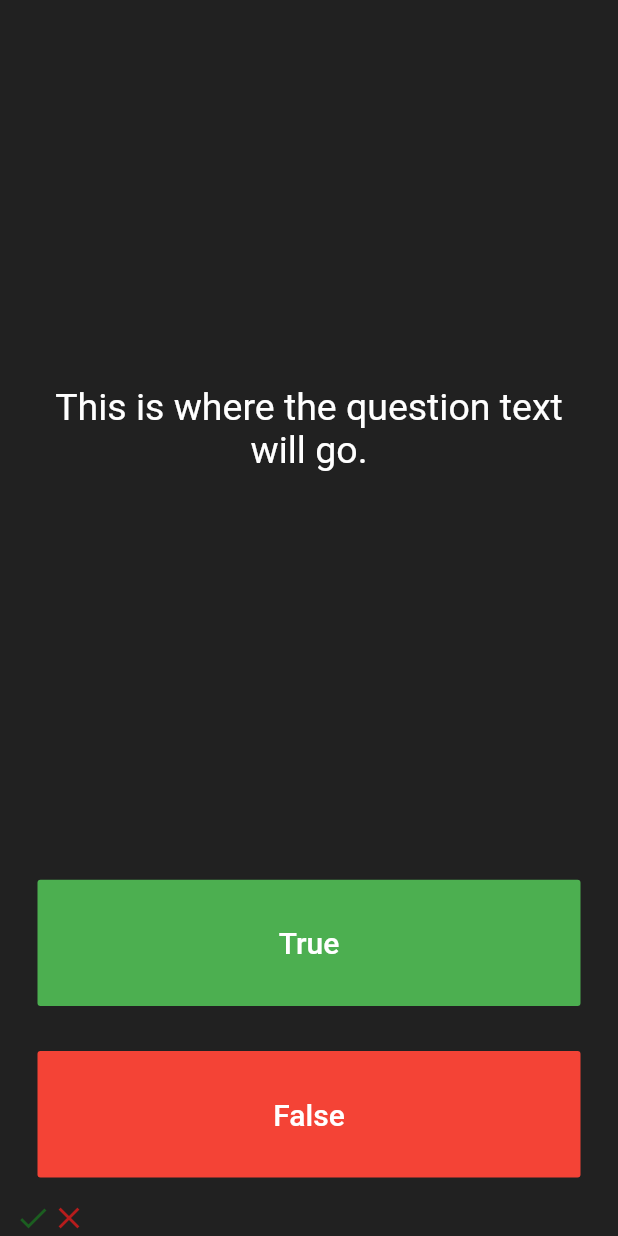
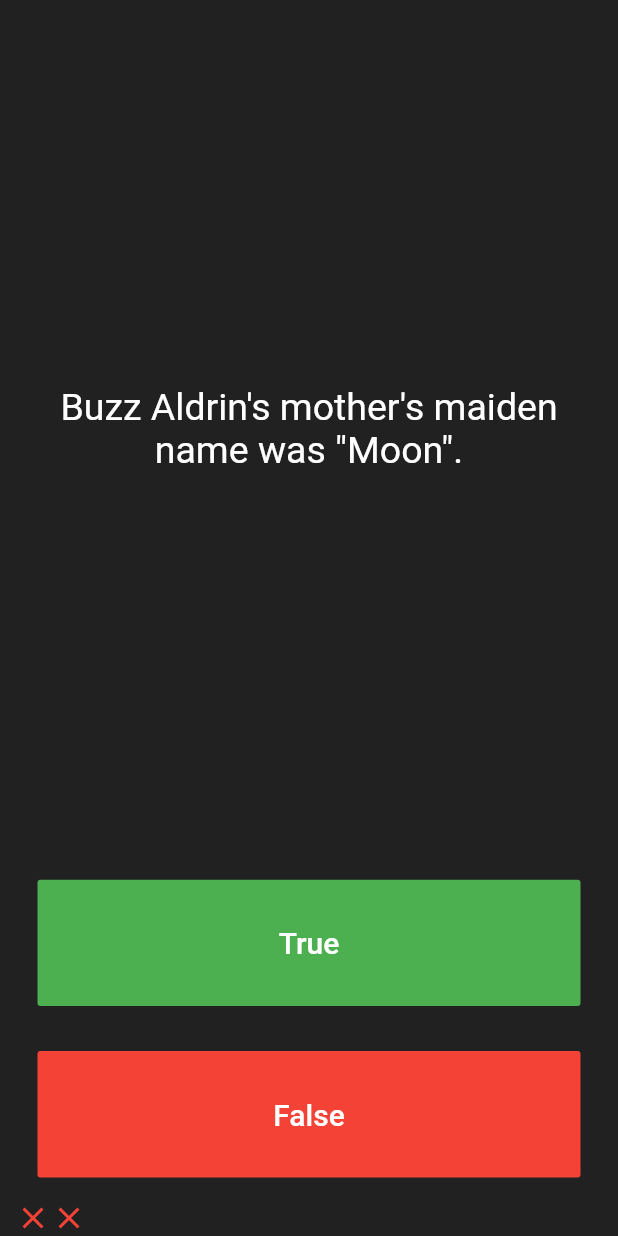
Before and after one commit to Mubanga/FlutterDev-5-Quizzler, a Flutter app: the screen it shows after launch, after a tap on "True", after a tap on "False", on a phone screen of 412 x 824 dp. Run offline on Flutter 3.47's test engine with Material 2 defaults, Android fonts, the phone set to English and light mode, and no system bars.

Commit message:
Quizzler: Question.dart Added Quizbrain.dart Added
Encapsulation Done Removed Current Question Number Steez From The Project

```diff
--- a/lib/main.dart
+++ b/lib/main.dart
@@ -1,6 +1,5 @@
 import 'package:flutter/material.dart';
-
-// Uptown
+import 'quizbrain.dart';
 
 void main() => runApp(Quizzler());
 
@@ -27,7 +26,21 @@ class QuizPage extends StatefulWidget {
 }
 
 class _QuizPageState extends State<QuizPage> {
+  QuizBrain _QuizBrain = QuizBrain();
+  int _current_question_number = 0;
   List<Icon> _quizzIcons = [];
+  List<String> _quizz_questions = [
+    "You can lead a cow down stairs but not up stairs.",
+    "Approximately one quarter of human bones are in the feet.",
+    "A slug's blood is green."
+  ];
+  Map<String, bool> _questions = Map();
+
+  _QuizPageState() {
+    _questions[_quizz_questions[0]] = false;
+    _questions[_quizz_questions[1]] = true;
+    _questions[_quizz_questions[2]] = true;
+  }
 
   @override
   Widget build(BuildContext context) {
@@ -41,7 +54,8 @@ class _QuizPageState extends State<QuizPage> {
             padding: EdgeInsets.all(10.0),
             child: Center(
               child: Text(
-                'This is where the question text will go.',
+                _QuizBrain.getQuizQuestion().question,
+                //   _quizz_questions[_current_question_number],
                 textAlign: TextAlign.center,
                 style: TextStyle(
                   fontSize: 25.0,
@@ -66,10 +80,21 @@ class _QuizPageState extends State<QuizPage> {
               ),
               onPressed: () {
                 setState(() {
+                  IconData iconToAdd;
+                  Color colorToAdd;
+                  if (_QuizBrain.getQuizQuestion().isCorrect == true) {
+                    iconToAdd = Icons.check;
+                    colorToAdd = Colors.green;
+                  } else {
+                    iconToAdd = Icons.close;
+                    colorToAdd = Colors.red;
+                  }
                   _quizzIcons.add(Icon(
-                    Icons.check,
-                    color: Colors.green.shade900,
+                    iconToAdd,
+                    color: colorToAdd,
                   ));
+                  //  _current_question_number++;
+                  //             _current_question_number = _current_question_number % 3;
                 });
               },
             ),
@@ -89,10 +114,21 @@ class _QuizPageState extends State<QuizPage> {
               ),
               onPressed: () {
                 setState(() {
+                  IconData iconToAdd;
+                  Color colorToAdd;
+                  if (_QuizBrain.getQuizQuestion().isCorrect == false) {
+                    iconToAdd = Icons.check;
+                    colorToAdd = Colors.green;
+                  } else {
+                    iconToAdd = Icons.close;
+                    colorToAdd = Colors.red;
+                  }
                   _quizzIcons.add(Icon(
-                    Icons.close,
-                    color: Colors.red.shade900,
+                    iconToAdd,
+                    color: colorToAdd,
                   ));
+                  //    _current_question_number++;
+                  //     _current_question_number = _current_question_number % 3;
                 });
               },
             ),
--- /dev/null
+++ b/lib/question.dart
@@ -0,0 +1,17 @@
+class Question {
+  String _question;
+  bool _answers;
+
+  Question(String question, bool isTrue) {
+    _question = question;
+    _answers = isTrue;
+  }
+
+  String get question {
+    return _question;
+  }
+
+  bool get isCorrect {
+    return _answers;
+  }
+}
--- /dev/null
+++ b/lib/quizbrain.dart
@@ -0,0 +1,38 @@
+import 'question.dart';
+
+class QuizBrain {
+  int _question_number = -1;
+  List<Question> _questionList = [
+    Question('Some cats are actually allergic to humans', true),
+    Question('You can lead a cow down stairs but not up stairs.', false),
+    Question('Approximately one quarter of human bones are in the feet.', true),
+    Question('A slug\'s blood is green.', true),
+    Question('Buzz Aldrin\'s mother\'s maiden name was \"Moon\".', true),
+    Question('It is illegal to pee in the Ocean in Portugal.', true),
+    Question(
+        'No piece of square dry paper can be folded in half more than 7 times.',
+        false),
+    Question(
+        'In London, UK, if you happen to die in the House of Parliament, you are technically entitled to a state funeral, because the building is considered too sacred a place.',
+        true),
+    Question(
+        'The loudest sound produced by any animal is 188 decibels. That animal is the African Elephant.',
+        false),
+    Question(
+        'The total surface area of two human lungs is approximately 70 square metres.',
+        true),
+    Question('Google was originally called \"Backrub\".', true),
+    Question(
+        'Chocolate affects a dog\'s heart and nervous system; a few ounces are enough to kill a small dog.',
+        true),
+    Question(
+        'In West Virginia, USA, if you accidentally hit an animal with your car, you are free to take it home to eat.',
+        true)
+  ];
+
+  Question getQuizQuestion() {
+    _question_number++;
+    _question_number = _question_number % _questionList.length;
+    return _questionList[_question_number];
+  }
+}
```
